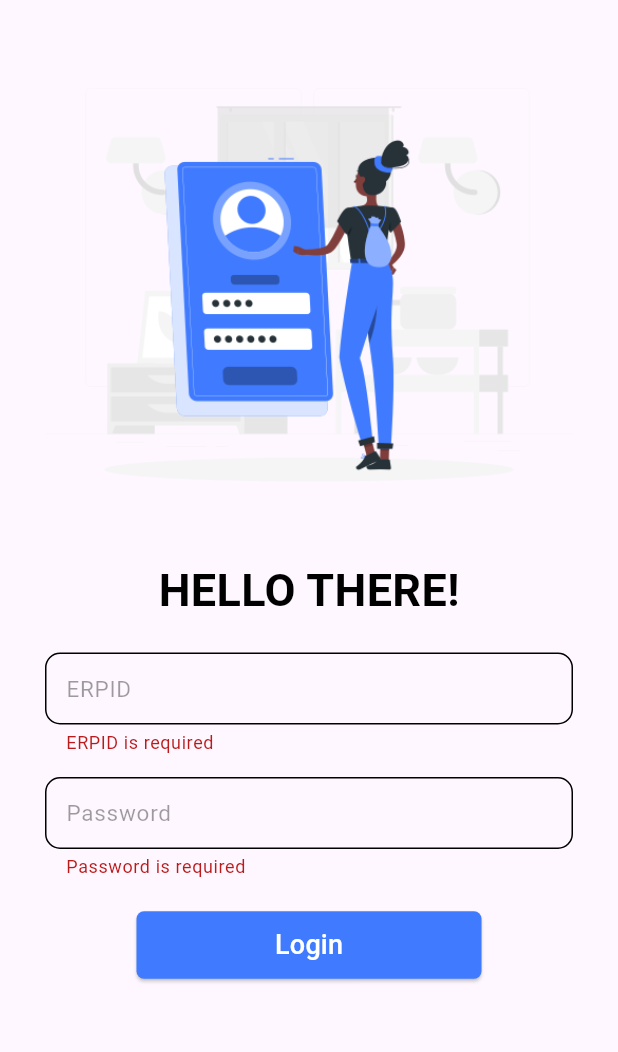
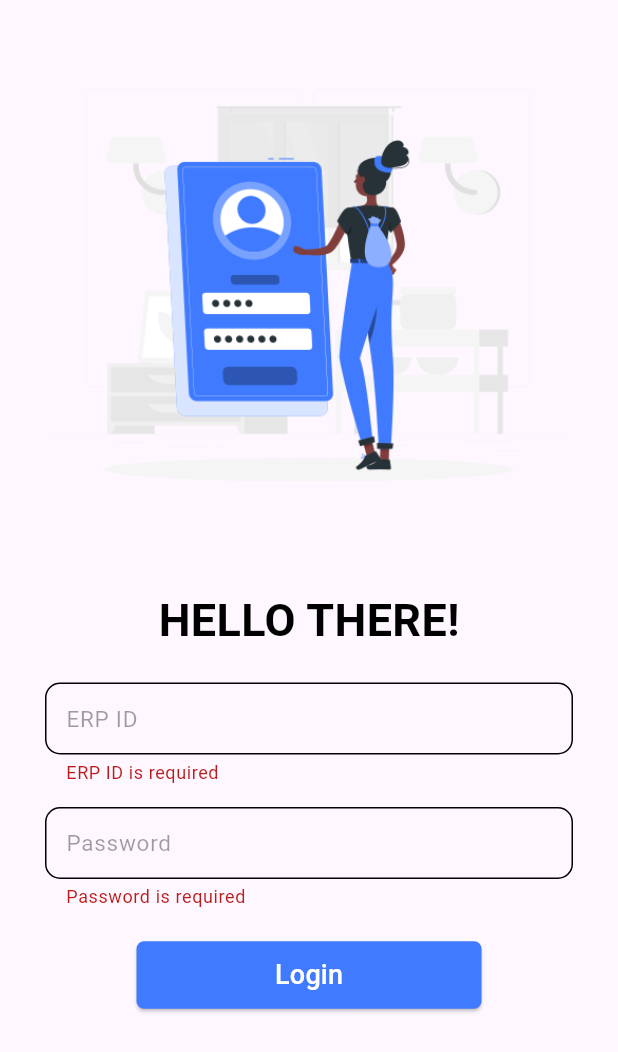
Before and after one commit to Hardikk1308/Hostel-Management-System, a Flutter app: the screen it shows after launch, after a tap on "Login", on a phone screen of 412 x 824 dp. Shown: the top 1052 px of the screen. Run offline on Flutter 3.47's test engine with Material 3 defaults, Android fonts, the phone set to English and light mode, and no system bars; our stand-ins replace dio, shared_preferences; missing offline and left inert: qr_code_scanner; network calls fail.

Commit message:
second commit

```diff
--- a/Super admin app/super_admin_app/lib/Homepage_element/issue.dart
+++ b/Super admin app/super_admin_app/lib/Homepage_element/issue.dart
@@ -1,6 +1,6 @@
 import 'package:flutter/material.dart';
 import '../pages/Isssuesdetails.dart';
-import '../Modules/issuesnotification.dart';
+import '../Model/issuesnotification.dart';
 class Complain extends StatefulWidget {
   const Complain({super.key});
 
--- /dev/null
+++ b/Super admin app/super_admin_app/lib/Model/Login.dart
@@ -0,0 +1,37 @@
+class LoginResponse {
+  final bool success;
+  final User user;
+
+  LoginResponse({
+    required this.success,
+    required this.user,
+  });
+
+  // Factory method to create a LoginResponse from JSON
+  factory LoginResponse.fromJson(Map<String, dynamic> json) {
+    return LoginResponse(
+      success: json['success'],
+      user: User.fromJson(json['user']),
+    );
+  }
+}
+
+class User {
+  final String id;
+  final int erpid;
+
+
+  User({
+    required this.id,
+    required this.erpid,
+  });
+
+  // Factory method to create a User from JSON
+  factory User.fromJson(Map<String, dynamic> json) {
+    return User(
+      id: json['_id'],
+      erpid: json['erpid'],
+
+    );
+  }
+}
--- a/Super admin app/super_admin_app/lib/pages/Dashboard_superadmin.dart
+++ b/Super admin app/super_admin_app/lib/pages/Dashboard_superadmin.dart
@@ -8,7 +8,11 @@ import '../Homepage_element/issue.dart';
 import '../utils/Iconbutton.dart';
 
 class Dashboards extends StatefulWidget {
-  const Dashboards({super.key, required jwt_token});
+  final String Adminname;
+  final String course;
+  final String user;
+
+  const Dashboards({super.key, required this.Adminname, required this.course, required this.user, });
 
   @override
   State<Dashboards> createState() => DashboardsState();
--- a/Super admin app/super_admin_app/lib/pages/Isssuesdetails.dart
+++ b/Super admin app/super_admin_app/lib/pages/Isssuesdetails.dart
@@ -2,7 +2,7 @@ import 'package:flutter/cupertino.dart';
 import 'package:flutter/material.dart';
 import 'package:flutter/widgets.dart';
 
-import '../Modules/issuesnotification.dart';
+import '../Model/issuesnotification.dart';
 
 class DetailIssue extends StatefulWidget {
   final issue selectedIssue;
--- a/Super admin app/super_admin_app/lib/pages/Login_page.dart
+++ b/Super admin app/super_admin_app/lib/pages/Login_page.dart
@@ -2,12 +2,12 @@ import 'dart:convert';
 import 'package:flutter/material.dart';
 import 'package:http/http.dart' as http;
 import 'package:shared_preferences/shared_preferences.dart';
-import 'package:jwt_decoder/jwt_decoder.dart';
 import 'package:super_admin_app/utils/Homepage.dart';
 
 class LoginPage extends StatefulWidget {
   final bool? obscureText;
-  const LoginPage({super.key, this.obscureText = false});
+
+  const LoginPage({Key? key, this.obscureText = false}) : super(key: key);
 
   @override
   State<LoginPage> createState() => _LoginPageState();
@@ -15,70 +15,128 @@ class LoginPage extends StatefulWidget {
 
 class _LoginPageState extends State<LoginPage> {
   bool obscureText = true;
-  final TextEditingController erpidController = TextEditingController(); // Changed
+  final TextEditingController numberController = TextEditingController();
   final TextEditingController passwordController = TextEditingController();
-  final border = OutlineInputBorder(
+  final GlobalKey<FormState> _formKey = GlobalKey<FormState>();
+    final OutlineInputBorder border = OutlineInputBorder(
     borderRadius: BorderRadius.circular(10),
     borderSide: const BorderSide(color: Colors.black),
   );
 
-  final GlobalKey<FormState> _formKey = GlobalKey<FormState>();
+  bool _isLoading = false;
 
-  void loginUser() async {
-    if (erpidController.text.isNotEmpty && passwordController.text.isNotEmpty) {
-      var regBody = {
-        "erpid": erpidController.text, // Changed
-        "password": passwordController.text
-      };
+  Future<void> _login() async {
+    if (!_formKey.currentState!.validate()) {
+      return;
+    }
+
+    setState(() {
+      _isLoading = true;
+    });
 
     try {
-        var response = await http.post(
-          Uri.parse('http://192.168.202.126:7000/api/auth/login'), // Replace with your actual endpoint URL
-          headers: {"Content-Type": "application/json"},
-          body: jsonEncode(regBody),
+      final response = await http.post(
+        Uri.parse('https://hm-system-l1p1.onrender.com/api/auth/login'), // Replace with your backend login API URL
+        headers: {
+          'Content-Type': 'application/json',
+        },
+        body: jsonEncode({
+          'erpid': numberController.text,
+          'password': passwordController.text,
+        }),
       );
 
       if (response.statusCode == 200) {
-          var jsonResponse = jsonDecode(response.body);
-          if (jsonResponse['success']) { // Changed from 'status' to 'success'
-            // Save the JWT token using SharedPreferences
-            SharedPreferences prefs = await SharedPreferences.getInstance();
-            String token = jsonResponse['data']['token']; // Adjusted to match JSON structure
-            await prefs.setString('jwt_token', token);
-            Navigator.push(context, MaterialPageRoute(builder: (context) => Homeepage(jwt_token: token,))); // Corrected the class name
+        final data = jsonDecode(response.body);
 
-            // Decode the JWT token
-            Map<String, dynamic> decodedToken = JwtDecoder.decode(token);
-            print('Decoded Token: $decodedToken');
+        if (data['success']) {
+          final user = data['user'];
+          final userId = user['_id'];
 
-            // Add your logic for successful login
-            print('Login successful');
+          // Store the user ID in SharedPreferences
+          final prefs = await SharedPreferences.getInstance();
+          await prefs.setString('_id', userId);
+
+          // Show success message
+          ScaffoldMessenger.of(context).showSnackBar(
+            const SnackBar(content: Text('Login successful')),
+          );
+
+          // Navigate to HomePage_std and pass the userId
+          Navigator.pushReplacement(context, MaterialPageRoute(
+            builder: (context) => HomePage(user: userId), // Pass the userId
+          ));
         } else {
-            print('Something went wrong');
+          // Show error message if 'success' is false
+          ScaffoldMessenger.of(context).showSnackBar(
+            SnackBar(content: Text('Login failed: ${data['message']}')),
+          );
         }
       } else {
-          print('Error: ${response.statusCode}');
+        // If the response code is not 200, show a failure message
+        ScaffoldMessenger.of(context).showSnackBar(
+          SnackBar(content: Text('Login failed: ${response.body}')),
+        );
       }
     } catch (e) {
-        print('Error: $e');
+      ScaffoldMessenger.of(context).showSnackBar(
+        SnackBar(content: Text('Error: $e')),
+      );
+    } finally {
+      setState(() {
+        _isLoading = false;
+      });
     }
-    } else {
-      print('ERPID and password cannot be empty');
   }
+
+  Future<void> _checkLoginStatus() async {
+    final prefs = await SharedPreferences.getInstance();
+    final userId = prefs.getString('_id');
+    if (userId != null) {
+      Navigator.pushReplacement(
+        context,
+        MaterialPageRoute(builder: (context) => HomePage(user: userId)),
+      );
+    }
+  }
+
+
+   @override
+  void initState() {
+    super.initState();
+    _checkLoginStatus();
   }
 
   @override
   Widget build(BuildContext context) {
-    return Scaffold(
-      body: Padding(
-        padding: const EdgeInsets.only(left: 30, right: 30, top: 20),
-        child: SingleChildScrollView(
+    final double screenWidth = MediaQuery.of(context).size.width;
+    final double horizontalPadding = screenWidth > 800
+        ? 100.0
+        : screenWidth > 600
+            ? 50.0
+            : 30.0;
+    final double imageSize = screenWidth > 800
+        ? screenWidth * 0.5
+        : screenWidth > 600
+            ? screenWidth * 0.7
+            : screenWidth * 0.9;
+
+    return SafeArea(
+      child: Scaffold(
+        body: SingleChildScrollView(
+          child: Padding(
+            padding: EdgeInsets.symmetric(
+                horizontal: horizontalPadding, vertical: 20),
             child: Form(
               key: _formKey,
               child: Column(
                 mainAxisAlignment: MainAxisAlignment.center,
                 children: [
-                Image.asset('assets/images/Login.png'),
+                  Image.asset(
+                    'assets/images/Login.png',
+                    width: imageSize,
+                  ),
+                  const SizedBox(height: 20),
                   const Text(
                     'HELLO THERE!',
                     style: TextStyle(
@@ -86,17 +144,11 @@ class _LoginPageState extends State<LoginPage> {
                         color: Colors.black,
                         fontWeight: FontWeight.bold),
                   ),
-                const SizedBox(
-                  height: 20,
-                ),
+                  const SizedBox(height: 20),
                   TextFormField(
-                  validator: (value) {
-                    if (value!.isEmpty) {
-                      return 'ERPID is required'; // Changed
-                    }
-                    return null;
-                  },
-                  controller: erpidController, // Changed
+                    controller: numberController,
+                    keyboardType: TextInputType.number,
+                    cursorColor: Colors.black38,
                     decoration: InputDecoration(
                       contentPadding: const EdgeInsets.symmetric(
                           vertical: -4, horizontal: 10),
@@ -104,26 +156,26 @@ class _LoginPageState extends State<LoginPage> {
                       enabledBorder: border,
                       focusedErrorBorder: border,
                       errorBorder: border,
-                    labelText: "ERPID", // Changed
+                      labelText: "ERP ID",
                       labelStyle: const TextStyle(
                         color: Colors.black38,
                         fontSize: 15,
                       ),
                     ),
-                  keyboardType: TextInputType.number, // Changed to number
-                  cursorColor: Colors.black38,
+                    validator: (value) {
+                      if (value == null || value.isEmpty) {
+                        return 'ERP ID is required';
+                      }
+                      return null;
+                    },
                   ),
                   const SizedBox(height: 15),
                   TextFormField(
-                  validator: (value) {
-                    if (value!.isEmpty) {
-                      return 'Password is required';
-                    }
-                    return null;
-                  },
                     controller: passwordController,
                     obscureText: obscureText,
                     maxLines: 1,
+                    keyboardType: TextInputType.text,
+                    cursorColor: Colors.black38,
                     decoration: InputDecoration(
                       suffix: GestureDetector(
                         onTap: () {
@@ -135,24 +187,26 @@ class _LoginPageState extends State<LoginPage> {
                             ? const Icon(Icons.visibility_off)
                             : const Icon(Icons.visibility),
                       ),
-                    errorBorder: border,
-                    focusedErrorBorder: border,
                       contentPadding: const EdgeInsets.symmetric(
                           vertical: -4, horizontal: 10),
                       focusedBorder: border,
                       enabledBorder: border,
+                      focusedErrorBorder: border,
+                      errorBorder: border,
                       labelText: 'Password',
                       labelStyle: const TextStyle(
                         color: Colors.black38,
                         fontSize: 15,
                       ),
                     ),
-                  cursorColor: Colors.black38,
-                  keyboardType: TextInputType.text,
+                    validator: (value) {
+                      if (value == null || value.isEmpty) {
+                        return 'Password is required';
+                      }
+                      return null;
+                    },
                   ),
-                const SizedBox(
-                  height: 20,
-                ),
+                  const SizedBox(height: 20),
                   ElevatedButton(
                     style: ElevatedButton.styleFrom(
                       minimumSize: const Size(230, 45),
@@ -161,21 +215,34 @@ class _LoginPageState extends State<LoginPage> {
                         borderRadius: BorderRadius.circular(5),
                       ),
                     ),
-                  onPressed: () {
-                    if (_formKey.currentState!.validate()) {
-                      loginUser();
-                    }
-                  },
-                  child: const Text(
-                    "Login",
+                    onPressed: _isLoading ? null : _login,
+                    child: _isLoading
+                        ? const SizedBox(
+                            width: 24,
+                            height: 24,
+                            child: CircularProgressIndicator(
+                              color: Colors.white,
+                              strokeWidth: 2,
+                            ),
+                          )
+                        : const Text(
+                            'Login',
                             style: TextStyle(fontSize: 18, color: Colors.white),
                           ),
-                )
+                  ),
                 ],
+              ),
             ),
           ),
         ),
       ),
     );
   }
+
+  @override
+  void dispose() {
+    numberController.dispose();
+    passwordController.dispose();
+    super.dispose();
   }
+}
--- a/Super admin app/super_admin_app/pubspec.yaml
+++ b/Super admin app/super_admin_app/pubspec.yaml
@@ -38,6 +38,7 @@ dependencies:
   http: ^1.2.2
   jwt_decoder: ^2.0.1
   shared_preferences: ^2.2.3
+  dio: ^5.7.0
 
 dev_dependencies:
   flutter_test:
```
Also changed, not shown: Super admin app/super_admin_app/lib/utils/Homepage.dart (+81 -62 lines), Super admin app/super_admin_app/lib/utils/Profilepage.dart (+10 -10 lines), Super admin app/super_admin_app/lib/utils/Side_navbar.dart (+14 -6 lines), Super admin app/super_admin_app/lib/Model/issuesnotification.dart (renamed from Super admin app/super_admin_app/lib/Modules/issuesnotification.dart), Super admin app/super_admin_app/pubspec.lock. Lines whose indentation alone changed are shown as unchanged.
